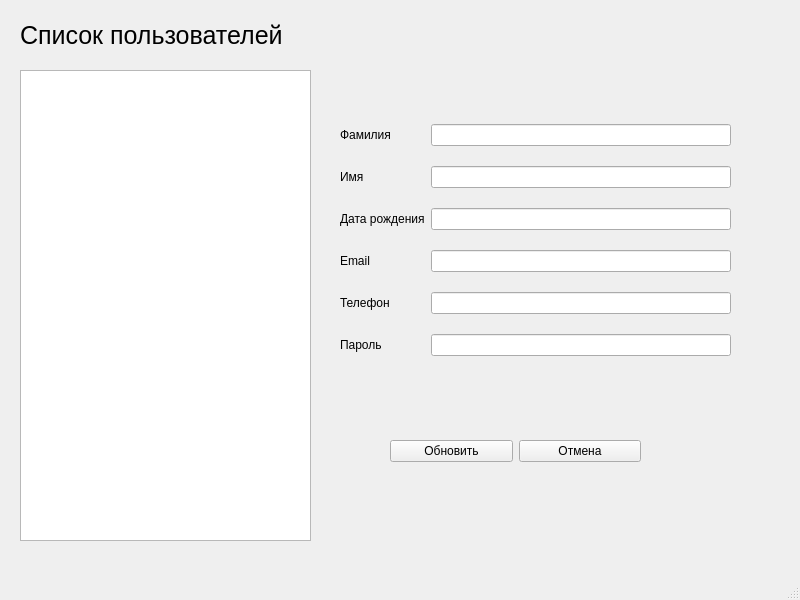
First picture: the form in userwindowdesign.ui, repository itstep-shambala/Account, before the edit.
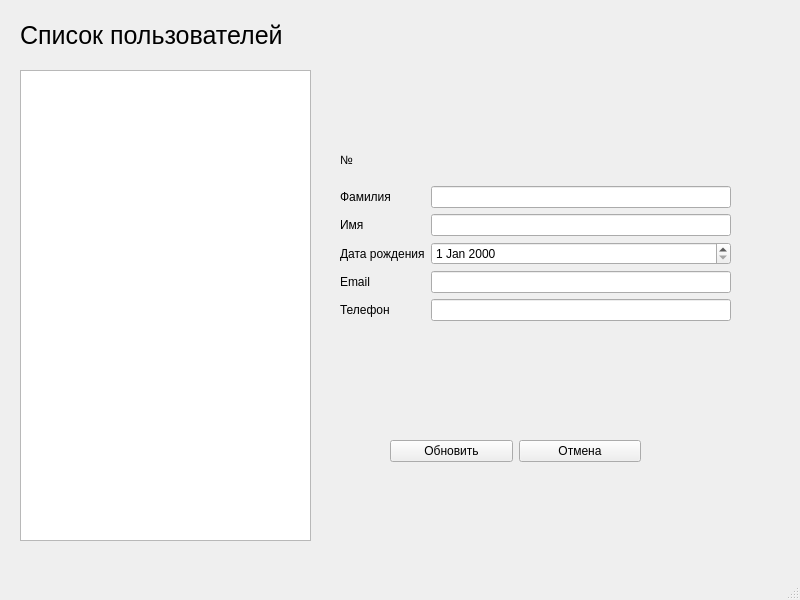
Second picture: the form after the edit.

Commit message: Реализация окна для редактирования пользователей

The edit to the form file:
```diff
--- a/userwindowdesign.ui
+++ b/userwindowdesign.ui
@@ -42,79 +42,83 @@
      <string>Список пользователей</string>
     </property>
    </widget>
-   <widget class="QWidget" name="">
+   <widget class="QWidget" name="layoutWidget">
     <property name="geometry">
      <rect>
       <x>340</x>
-      <y>110</y>
+      <y>140</y>
       <width>391</width>
-      <height>261</height>
+      <height>181</height>
      </rect>
     </property>
     <layout class="QGridLayout" name="gridLayout">
-     <item row="0" column="0" colspan="3">
-      <widget class="QLabel" name="label">
-       <property name="text">
-        <string>Фамилия</string>
-       </property>
-      </widget>
-     </item>
-     <item row="0" column="3">
+     <item row="1" column="3">
       <widget class="QLineEdit" name="lastName"/>
      </item>
-     <item row="1" column="0" colspan="3">
+     <item row="5" column="0">
+      <widget class="QLabel" name="label_4">
+       <property name="text">
+        <string>Телефон</string>
+       </property>
+      </widget>
+     </item>
+     <item row="4" column="3">
+      <widget class="QLineEdit" name="email"/>
+     </item>
+     <item row="2" column="0" colspan="3">
       <widget class="QLabel" name="label_2">
        <property name="text">
         <string>Имя</string>
        </property>
       </widget>
      </item>
-     <item row="1" column="3">
+     <item row="2" column="3">
       <widget class="QLineEdit" name="firstName"/>
      </item>
-     <item row="2" column="0" colspan="3">
+     <item row="3" column="0" colspan="3">
       <widget class="QLabel" name="label_3">
        <property name="text">
         <string>Дата рождения</string>
        </property>
       </widget>
      </item>
-     <item row="2" column="3">
-      <widget class="QLineEdit" name="birthDay"/>
+     <item row="3" column="3">
+      <widget class="QDateEdit" name="dateBirthday"/>
      </item>
-     <item row="3" column="0" colspan="2">
+     <item row="1" column="0" colspan="3">
+      <widget class="QLabel" name="label">
+       <property name="text">
+        <string>Фамилия</string>
+       </property>
+      </widget>
+     </item>
+     <item row="5" column="3">
+      <widget class="QLineEdit" name="tel"/>
+     </item>
+     <item row="4" column="0" colspan="2">
       <widget class="QLabel" name="label_5">
        <property name="text">
         <string>Email</string>
        </property>
       </widget>
      </item>
-     <item row="4" column="0">
-      <widget class="QLabel" name="label_4">
-       <property name="text">
-        <string>Телефон</string>
-       </property>
-      </widget>
-     </item>
-     <item row="5" column="0" colspan="2">
+     <item row="0" column="0">
       <widget class="QLabel" name="label_6">
        <property name="text">
-        <string>Пароль</string>
+        <string>№</string>
        </property>
       </widget>
      </item>
-     <item row="3" column="3">
-      <widget class="QLineEdit" name="email"/>
-     </item>
-     <item row="4" column="3">
-      <widget class="QLineEdit" name="tel"/>
-     </item>
-     <item row="5" column="3">
-      <widget class="QLineEdit" name="password"/>
+     <item row="0" column="3">
+      <widget class="QLabel" name="id">
+       <property name="text">
+        <string/>
+       </property>
+      </widget>
      </item>
     </layout>
    </widget>
-   <widget class="QWidget" name="">
+   <widget class="QWidget" name="layoutWidget">
     <property name="geometry">
      <rect>
       <x>390</x>
```
The commit also changes 2 other files.
